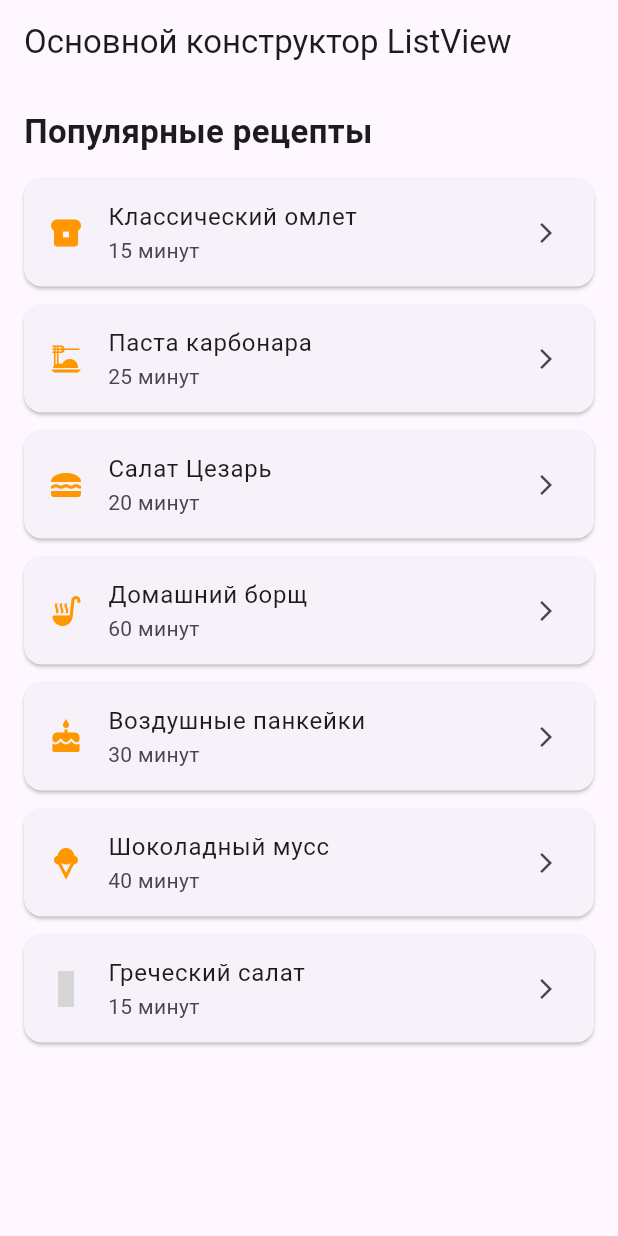
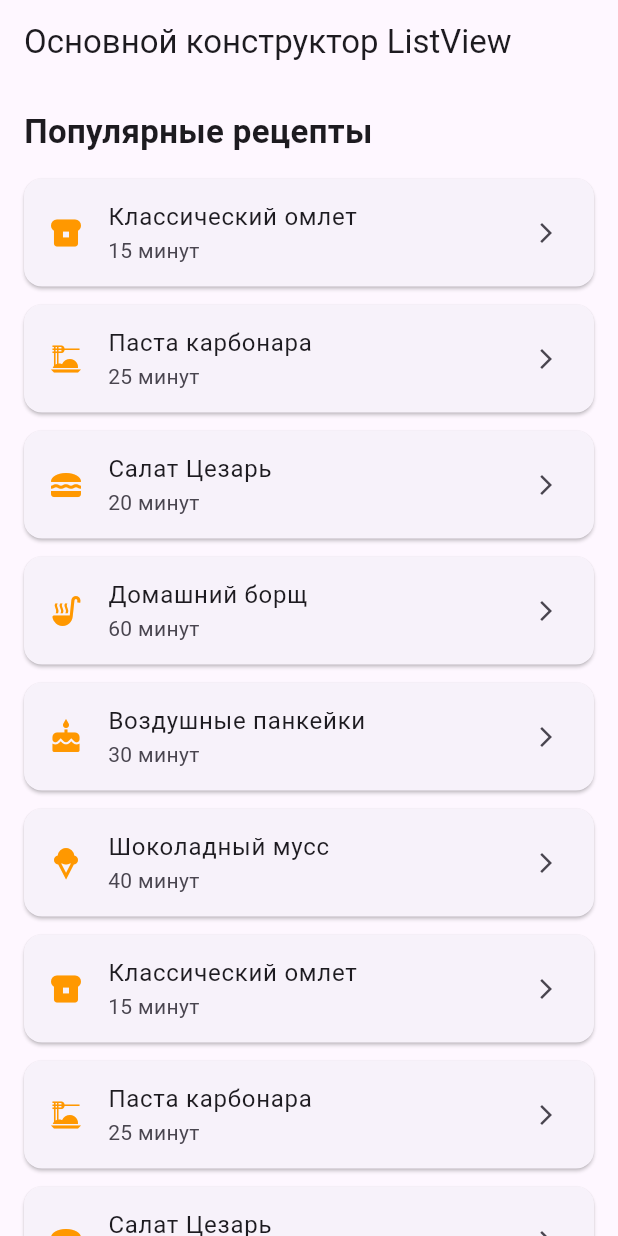
Before and after one commit to verniiiii/flutter4, a Flutter app: the screen it shows after launch, on a phone screen of 412 x 824 dp. Run offline on Flutter 3.47's test engine with Material 3 defaults, Android fonts, the phone set to English and light mode, and no system bars; grey boxes are pictures that could not be loaded.

```diff
--- a/lib/main.dart
+++ b/lib/main.dart
@@ -42,7 +42,12 @@ class RecipeListBasic extends StatelessWidget {
           _buildRecipeCard('Домашний борщ', '60 минут', Icons.soup_kitchen),
           _buildRecipeCard('Воздушные панкейки', '30 минут', Icons.cake),
           _buildRecipeCard('Шоколадный мусс', '40 минут', Icons.icecream),
-          _buildRecipeCard('Греческий салат', '15 минут', Icons.salad),
+          _buildRecipeCard('Классический омлет', '15 минут', Icons.breakfast_dining),
+          _buildRecipeCard('Паста карбонара', '25 минут', Icons.dinner_dining),
+          _buildRecipeCard('Салат Цезарь', '20 минут', Icons.lunch_dining),
+          _buildRecipeCard('Домашний борщ', '60 минут', Icons.soup_kitchen),
+          _buildRecipeCard('Воздушные панкейки', '30 минут', Icons.cake),
+          _buildRecipeCard('Шоколадный мусс', '40 минут', Icons.icecream),
         ],
       ),
     );
```
